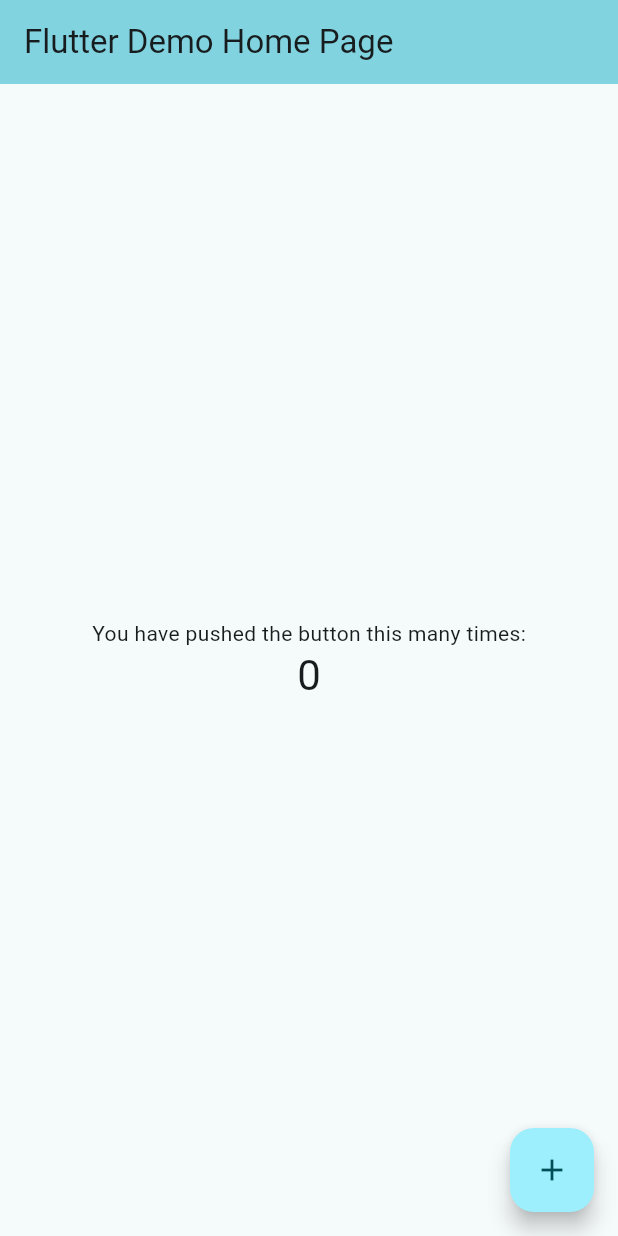
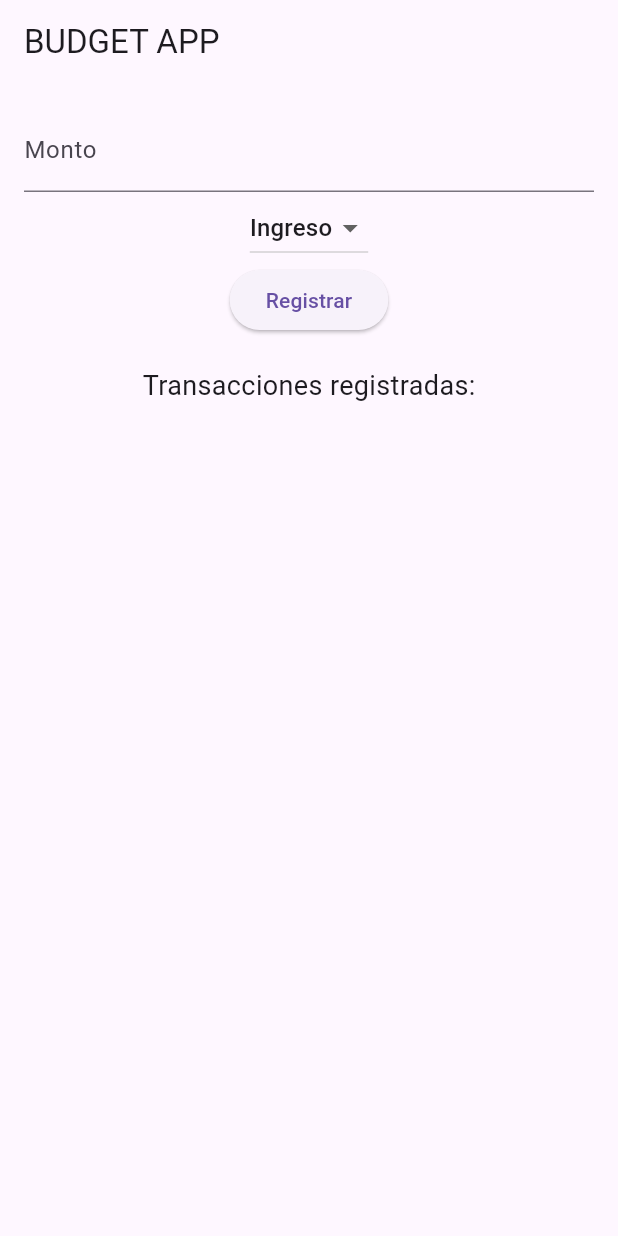
Before and after one commit to OC0098/BudgetApp, a Flutter app: the screen it shows after launch, on a phone screen of 412 x 824 dp. Run offline on Flutter 3.47's test engine with Material 3 defaults, Android fonts, the phone set to English and light mode, and no system bars.

Commit message:
Cambio versiones Dart y base de ingreso de monto
Se presento un error al ejecutar el main por la versión del Dark antigua.

```diff
--- a/budget_app/lib/main.dart
+++ b/budget_app/lib/main.dart
@@ -1,122 +1,99 @@
 import 'package:flutter/material.dart';
 
-void main() {
-  runApp(const MyApp());
-}
+void main() => runApp(const BudgetApp());
 
-class MyApp extends StatelessWidget {
-  const MyApp({super.key});
+class BudgetApp extends StatelessWidget {
+  const BudgetApp({super.key});
 
-  // This widget is the root of your application.
   @override
   Widget build(BuildContext context) {
     return MaterialApp(
-      title: 'Flutter Demo',
-      theme: ThemeData(
-        // This is the theme of your application.
-        //
-        // TRY THIS: Try running your application with "flutter run". You'll see
-        // the application has a purple toolbar. Then, without quitting the app,
-        // try changing the seedColor in the colorScheme below to Colors.green
-        // and then invoke "hot reload" (save your changes or press the "hot
-        // reload" button in a Flutter-supported IDE, or press "r" if you used
-        // the command line to start the app).
-        //
-        // Notice that the counter didn't reset back to zero; the application
-        // state is not lost during the reload. To reset the state, use hot
-        // restart instead.
-        //
-        // This works for code too, not just values: Most code changes can be
-        // tested with just a hot reload.
-        colorScheme: ColorScheme.fromSeed(seedColor: Colors.white),
-      ),
-      home: const MyHomePage(title: 'Flutter Demo Home Page'),
+      title: 'BUDGET APP',
+      home: const BudgetHome(),
+      debugShowCheckedModeBanner: false,
     );
   }
 }
 
-class MyHomePage extends StatefulWidget {
-  const MyHomePage({super.key, required this.title});
-
-  // This widget is the home page of your application. It is stateful, meaning
-  // that it has a State object (defined below) that contains fields that affect
-  // how it looks.
-
-  // This class is the configuration for the state. It holds the values (in this
-  // case the title) provided by the parent (in this case the App widget) and
-  // used by the build method of the State. Fields in a Widget subclass are
-  // always marked "final".
-
-  final String title;
+class BudgetHome extends StatefulWidget {
+  const BudgetHome({super.key});
 
   @override
-  State<MyHomePage> createState() => _MyHomePageState();
+  State<BudgetHome> createState() => _BudgetHomeState();
 }
 
-class _MyHomePageState extends State<MyHomePage> {
-  int _counter = 0;
+class _BudgetHomeState extends State<BudgetHome> {
+  final List<Map<String, dynamic>> _transactions = [];
+  final TextEditingController _amountController = TextEditingController();
+  String _type = 'Ingreso'; // Por defecto
 
-  void _incrementCounter() {
+  void _addTransaction() {
+    final double? amount = double.tryParse(_amountController.text);
+
+    if (amount == null || amount <= 0) return;
+
     setState(() {
-      // This call to setState tells the Flutter framework that something has
-      // changed in this State, which causes it to rerun the build method below
-      // so that the display can reflect the updated values. If we changed
-      // _counter without calling setState(), then the build method would not be
-      // called again, and so nothing would appear to happen.
-      _counter++;
+      _transactions.add({
+        'type': _type,
+        'amount': amount,
+        'date': DateTime.now(),
+      });
+      _amountController.clear();
     });
   }
 
   @override
   Widget build(BuildContext context) {
-    // This method is rerun every time setState is called, for instance as done
-    // by the _incrementCounter method above.
-    //
-    // The Flutter framework has been optimized to make rerunning build methods
-    // fast, so that you can just rebuild anything that needs updating rather
-    // than having to individually change instances of widgets.
     return Scaffold(
-      appBar: AppBar(
-        // TRY THIS: Try changing the color here to a specific color (to
-        // Colors.amber, perhaps?) and trigger a hot reload to see the AppBar
-        // change color while the other colors stay the same.
-        backgroundColor: Theme.of(context).colorScheme.inversePrimary,
-        // Here we take the value from the MyHomePage object that was created by
-        // the App.build method, and use it to set our appbar title.
-        title: Text(widget.title),
-      ),
-      body: Center(
-        // Center is a layout widget. It takes a single child and positions it
-        // in the middle of the parent.
+      appBar: AppBar(title: const Text('BUDGET APP')),
+      body: Padding(
+        padding: const EdgeInsets.all(16),
         child: Column(
-          // Column is also a layout widget. It takes a list of children and
-          // arranges them vertically. By default, it sizes itself to fit its
-          // children horizontally, and tries to be as tall as its parent.
-          //
-          // Column has various properties to control how it sizes itself and
-          // how it positions its children. Here we use mainAxisAlignment to
-          // center the children vertically; the main axis here is the vertical
-          // axis because Columns are vertical (the cross axis would be
-          // horizontal).
-          //
-          // TRY THIS: Invoke "debug painting" (choose the "Toggle Debug Paint"
-          // action in the IDE, or press "p" in the console), to see the
-          // wireframe for each widget.
-          mainAxisAlignment: MainAxisAlignment.center,
-          children: <Widget>[
-            const Text('You have pushed the button this many times:'),
-            Text(
-              '$_counter',
-              style: Theme.of(context).textTheme.headlineMedium,
+          children: [
+            // Formulario para ingresar monto y tipo
+            TextField(
+              controller: _amountController,
+              keyboardType: TextInputType.number,
+              decoration: const InputDecoration(labelText: 'Monto'),
             ),
+            DropdownButton<String>(
+              value: _type,
+              items: const [
+                DropdownMenuItem(value: 'Ingreso', child: Text('Ingreso')),
+                DropdownMenuItem(value: 'Egreso', child: Text('Egreso')),
+              ],
+              onChanged: (value) {
+                setState(() {
+                  _type = value!;
+                });
+              },
+            ),
+            ElevatedButton(
+              onPressed: _addTransaction,
+              child: const Text('Registrar'),
+            ),
+            const SizedBox(height: 20),
+            const Text('Transacciones registradas:', style: TextStyle(fontSize: 18)),
+            const SizedBox(height: 10),
+            Expanded(
+              child: ListView.builder(
+                itemCount: _transactions.length,
+                itemBuilder: (context, index) {
+                  final tx = _transactions[index];
+                  return ListTile(
+                    leading: Icon(
+                      tx['type'] == 'Ingreso' ? Icons.arrow_downward : Icons.arrow_upward,
+                      color: tx['type'] == 'Ingreso' ? Colors.green : Colors.red,
+                    ),
+                    title: Text('${tx['type']} - \$${tx['amount']}'),
+                    subtitle: Text(tx['date'].toString()),
+                  );
+                },
+              ),
+            )
           ],
         ),
       ),
-      floatingActionButton: FloatingActionButton(
-        onPressed: _incrementCounter,
-        tooltip: 'Increment',
-        child: const Icon(Icons.add),
-      ), // This trailing comma makes auto-formatting nicer for build methods.
     );
   }
 }
--- a/budget_app/pubspec.yaml
+++ b/budget_app/pubspec.yaml
@@ -19,7 +19,7 @@
 version: 1.0.0+1
 
 environment:
-  sdk: ^3.7.2
+  sdk: ">=3.7.0 <4.0.0"
 
 # Dependencies specify other packages that your package needs in order to work.
 # To automatically upgrade your package dependencies to the latest versions
```
